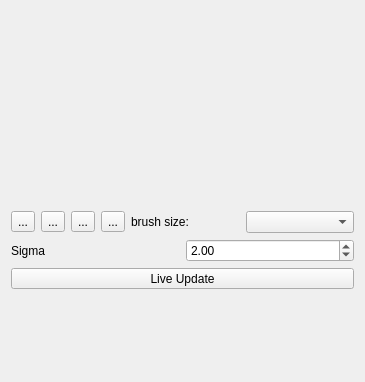
Qt form ilastik/applets/counting/countingDrawer.ui (ilastik/ilastik) before a commit; both pictures show x 0 to 365 and y 0 to 382 of the 365 by 831 pixel window.
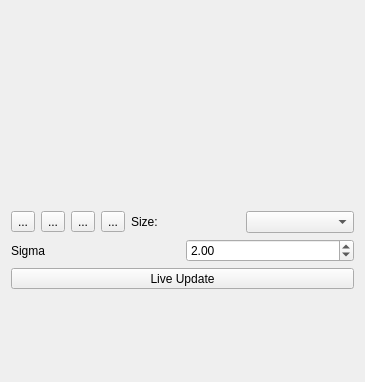
The same form after that commit. Custom widgets are drawn as their Qt base class.

Commit message: Use brushSizeCaption from .ui files

```diff
--- a/ilastik/applets/counting/countingDrawer.ui
+++ b/ilastik/applets/counting/countingDrawer.ui
@@ -68,7 +68,7 @@
      <item>
       <widget class="QLabel" name="brushSizeCaption">
        <property name="text">
-        <string>brush size:</string>
+        <string>Size:</string>
        </property>
       </widget>
      </item>
```
The commit also changes 8 other files.
